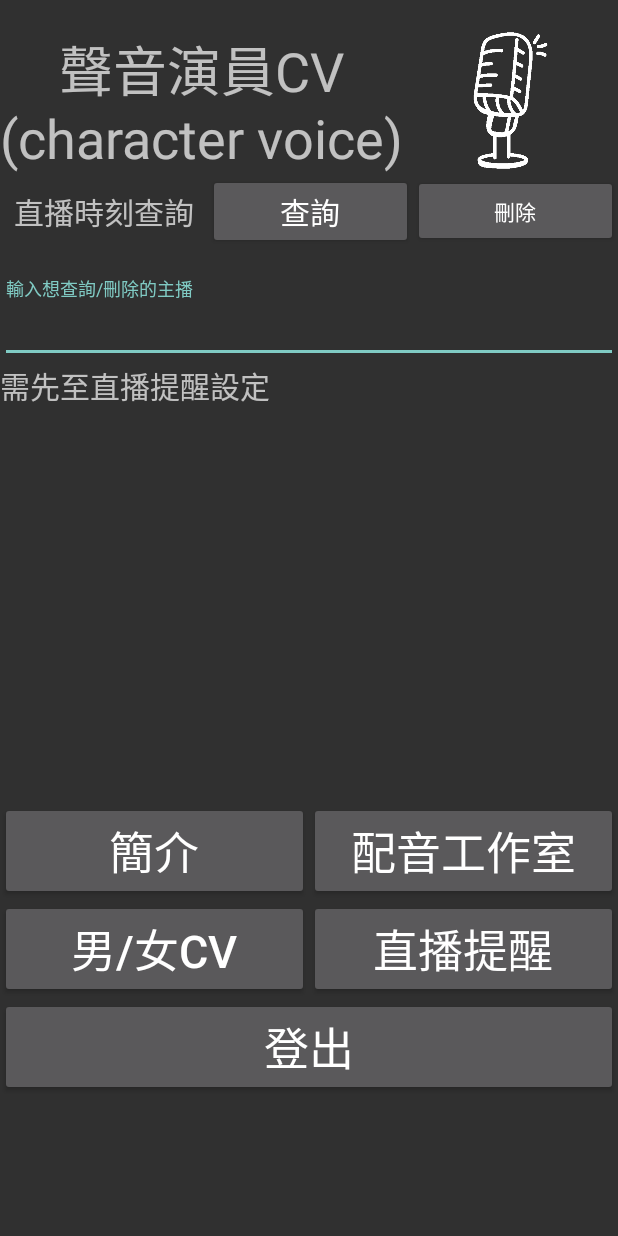
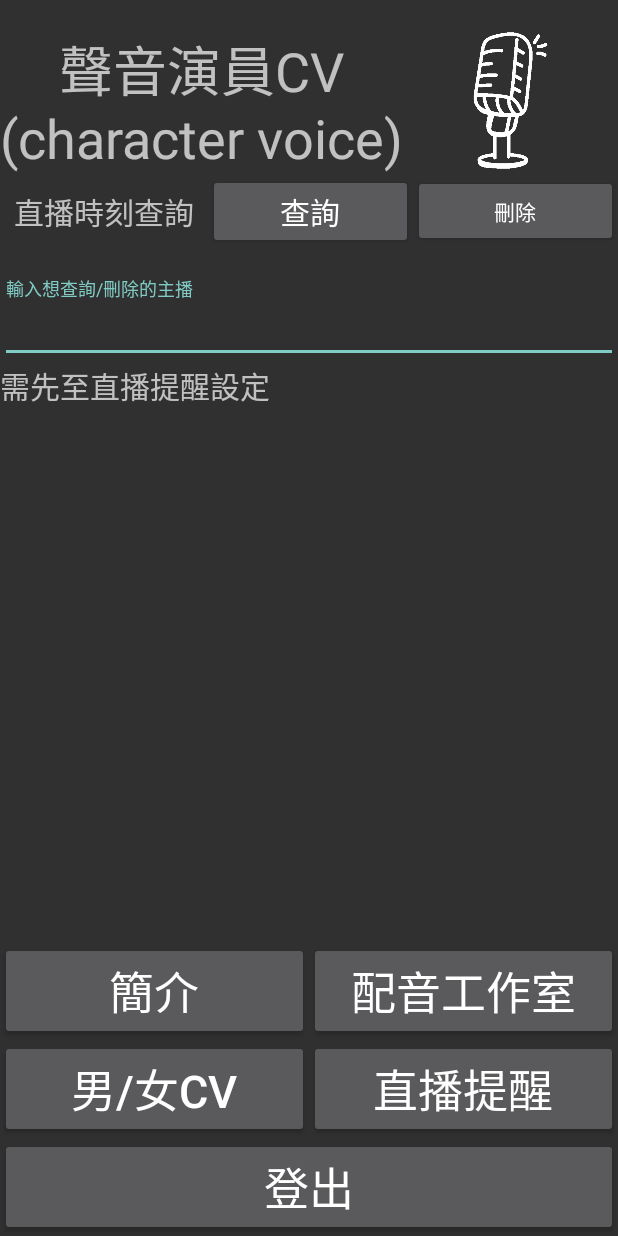
Before and after one commit to xuan2003/cv, an Android app: the home screen opened directly, with no data from a screen before it, on a phone screen of 412 x 824 dp. Run offline under Robolectric (Android 15) with nearby library versions, the phone set to English and light mode, and no system bars; our stand-ins replace Firebase (no records; nobody signed in at launch, a user with empty details on screens opened directly).

Commit message:
2023/08/01暑假app練習

```diff
--- a/app/src/main/res/layout/activity_home.xml
+++ b/app/src/main/res/layout/activity_home.xml
@@ -93,7 +93,7 @@
         android:layout_width="match_parent"
         android:layout_height="match_parent"
         android:orientation="vertical"
-        android:gravity="center">
+        android:gravity="bottom">
 
 
 
```
